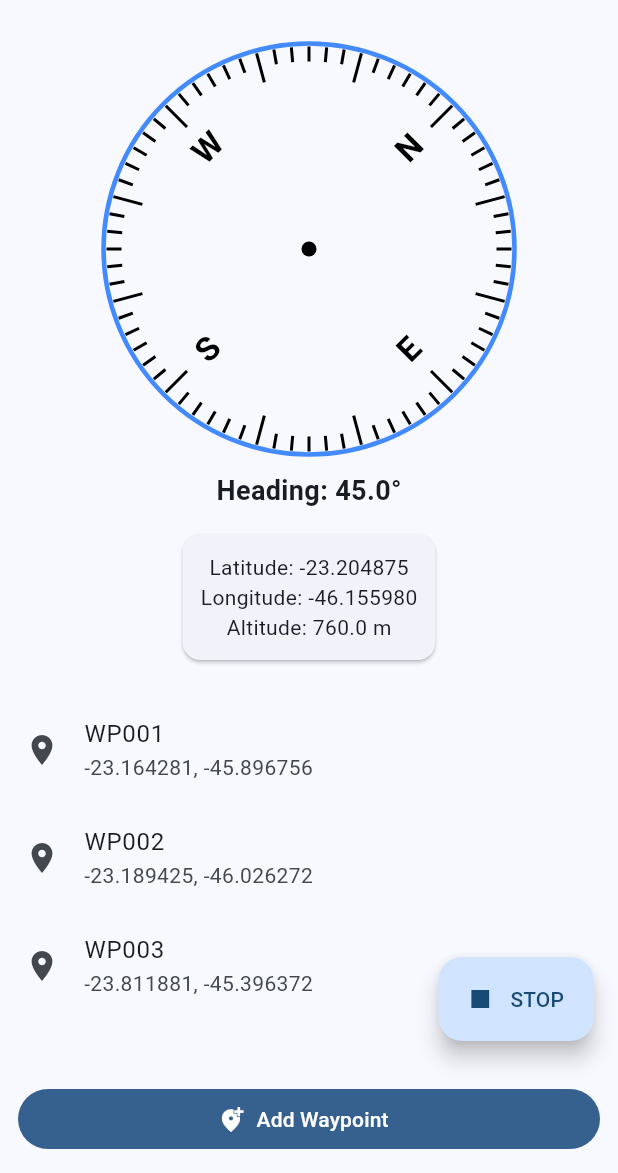
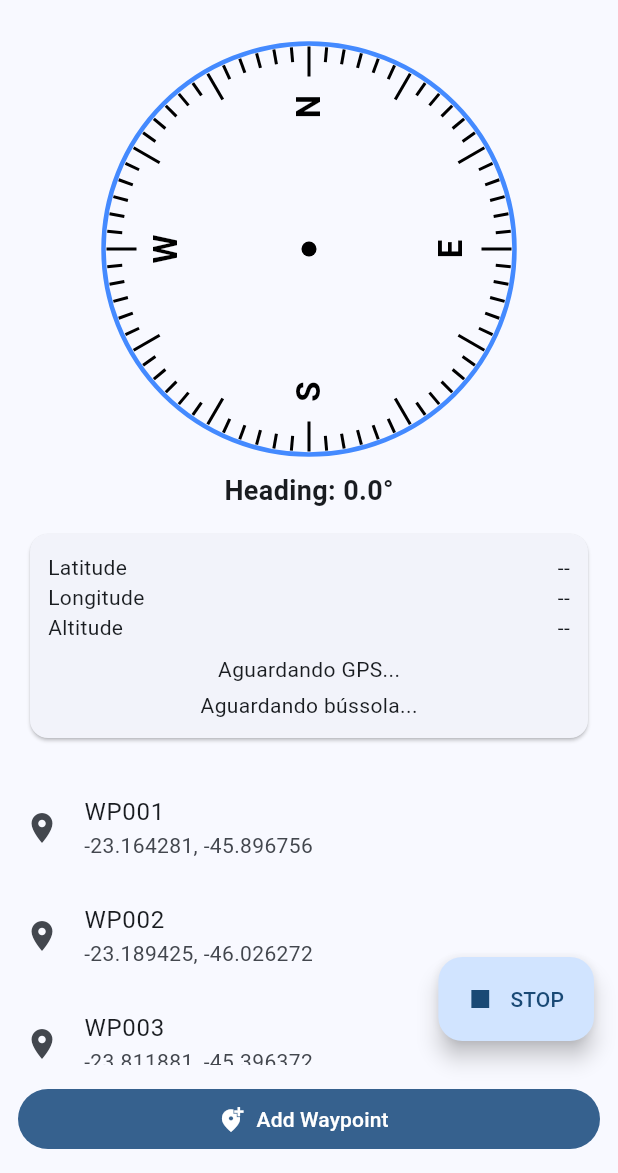
Before and after one commit to Keeelima/flutter-20-geolocation, a Flutter app: the screen it shows after launch, on a phone screen of 412 x 824 dp, the part 63-1236 px from its top. Run offline on Flutter 3.47's test engine with Material 3 defaults, Android fonts, the phone set to English and light mode, and no system bars; our stand-ins replace geolocator; missing offline and left inert: flutter_device_compass.

Commit message:
Captura dos dados dos sensores e atualização de interface

```diff
--- a/lib/main.dart
+++ b/lib/main.dart
@@ -1,3 +1,8 @@
+import 'dart:async';
+
+import 'package:geolocator/geolocator.dart';
+import 'package:flutter_device_compass/flutter_device_compass.dart';
+
 import 'package:flutter/material.dart';
 import 'package:kgps_locator_kevinlima/models/waypoint.dart';
 import 'package:kgps_locator_kevinlima/widgets/compass.dart';
@@ -32,10 +37,16 @@ class HomePage extends StatefulWidget {
 
 class HomePageState extends State<HomePage> {
   // Dados fictícios para a Gaveta 2.
-  double latitude = -23.2048746;
-  double longitude = -46.1559800;
-  double altitude = 760.0;
-  double heading = 45.0;
+  double? latitude;
+  double? longitude;
+  double? altitude;
+  double heading = 0.0;
+
+  String gpsStatus = 'Aguardando GPS...';
+  String compassStatus = 'Aguardando bússola...';
+
+  StreamSubscription<Position>? gpsSubscription;
+  StreamSubscription<CompassEvent>? compassSubscription;
 
   Waypoint? navegandoPara;
 
@@ -72,6 +83,108 @@ class HomePageState extends State<HomePage> {
     debugPrint('Você acionou o excluir Waypoint ${waypoint.name}');
   }
 
+  void iniciarGPS() async {
+    try {
+      final serviceEnabled = await Geolocator.isLocationServiceEnabled();
+      if (!serviceEnabled) {
+        setState(() {
+          gpsStatus = 'Ative a localização do dispositivo.';
+        });
+        return;
+      }
+
+      LocationPermission permission = await Geolocator.checkPermission();
+      if (permission == LocationPermission.denied) {
+        permission = await Geolocator.requestPermission();
+      }
+
+      if (permission == LocationPermission.denied ||
+          permission == LocationPermission.deniedForever) {
+        setState(() {
+          gpsStatus = 'Permissão de localização não concedida.';
+        });
+        return;
+      }
+
+      gpsSubscription =
+          Geolocator.getPositionStream(
+            locationSettings: const LocationSettings(
+              accuracy: LocationAccuracy.high,
+              distanceFilter: 1,
+            ),
+          ).listen(
+            (Position position) {
+              if (!mounted) return;
+              setState(() {
+                latitude = position.latitude;
+                longitude = position.longitude;
+                altitude = position.altitude;
+                gpsStatus = 'GPS ativo';
+              });
+            },
+            onError: (Object error) {
+              if (!mounted) return;
+              setState(() {
+                gpsStatus = 'Erro ao obter localização.';
+              });
+              debugPrint('Erro GPS: $error');
+            },
+          );
+    } catch (e) {
+      if (!mounted) return;
+      setState(() {
+        gpsStatus = 'Falha ao iniciar GPS.';
+      });
+      debugPrint('Falha GPS: $e');
+    }
+  }
+
+  void iniciarBussola() {
+    compassSubscription = FlutterCompass.events?.listen(
+      (CompassEvent event) {
+        if (!mounted) return;
+        if (event.heading == null) {
+          setState(() {
+            compassStatus = 'Sensor de bússola indisponível.';
+          });
+          return;
+        }
+
+        setState(() {
+          heading = event.heading!;
+          compassStatus = 'Bússola ativa';
+        });
+      },
+      onError: (Object error) {
+        if (!mounted) return;
+        setState(() {
+          compassStatus = 'Erro no sensor de bússola.';
+        });
+        debugPrint('Erro bússola: $error');
+      },
+    );
+
+    if (compassSubscription == null) {
+      setState(() {
+        compassStatus = 'Sensor de bússola indisponível.';
+      });
+    }
+  }
+
+  @override
+  void initState() {
+    super.initState();
+    iniciarGPS();
+    iniciarBussola();
+  }
+
+  @override
+  void dispose() {
+    gpsSubscription?.cancel();
+    compassSubscription?.cancel();
+    super.dispose();
+  }
+
   @override
   Widget build(BuildContext context) {
     return Scaffold(
@@ -83,7 +196,7 @@ class HomePageState extends State<HomePage> {
             Compass(heading: heading),
             const SizedBox(height: 8),
             Text(
-              'Heading: ${heading.toStringAsFixed(1)}°',
+              'Heading: ${heading ?? 0.0}°',
               style: const TextStyle(fontSize: 18, fontWeight: FontWeight.bold),
             ),
             const SizedBox(height: 12),
@@ -121,13 +234,33 @@ class HomePageState extends State<HomePage> {
           padding: const EdgeInsets.all(12),
           child: Column(
             children: [
-              Text('Latitude: ${latitude.toStringAsFixed(6)}'),
-              Text('Longitude: ${longitude.toStringAsFixed(6)}'),
-              Text('Altitude: ${altitude.toStringAsFixed(1)} m'),
+              _infoRow(
+                'Latitude',
+                latitude != null ? latitude!.toStringAsFixed(6) : '--',
+              ),
+              _infoRow(
+                'Longitude',
+                longitude != null ? longitude!.toStringAsFixed(6) : '--',
+              ),
+              _infoRow(
+                'Altitude',
+                altitude != null ? '${altitude!.toStringAsFixed(1)} m' : '--',
+              ),
+              const SizedBox(height: 8),
+              Text(gpsStatus, style: const TextStyle(fontSize: 14)),
+              const SizedBox(height: 4),
+              Text(compassStatus, style: const TextStyle(fontSize: 14)),
             ],
           ),
         ),
       ),
+    );
+  }
+
+  Widget _infoRow(String label, String value) {
+    return Row(
+      mainAxisAlignment: MainAxisAlignment.spaceBetween,
+      children: [Text(label), Text(value)],
     );
   }
 
--- a/pubspec.yaml
+++ b/pubspec.yaml
@@ -9,6 +9,8 @@ environment:
 dependencies:
   flutter:
     sdk: flutter
+  flutter_device_compass: ^2.2.0
+  geolocator: ^14.1.2
 
 dev_dependencies:
   flutter_test:
```
Also changed, not shown: pubspec.lock, 3 other files.
